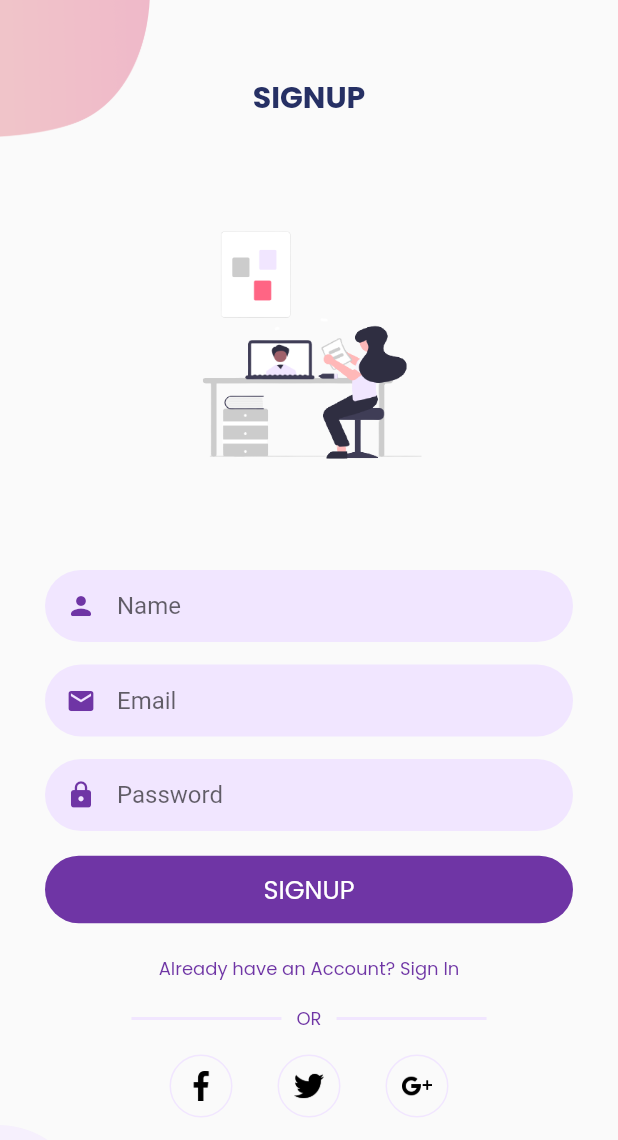
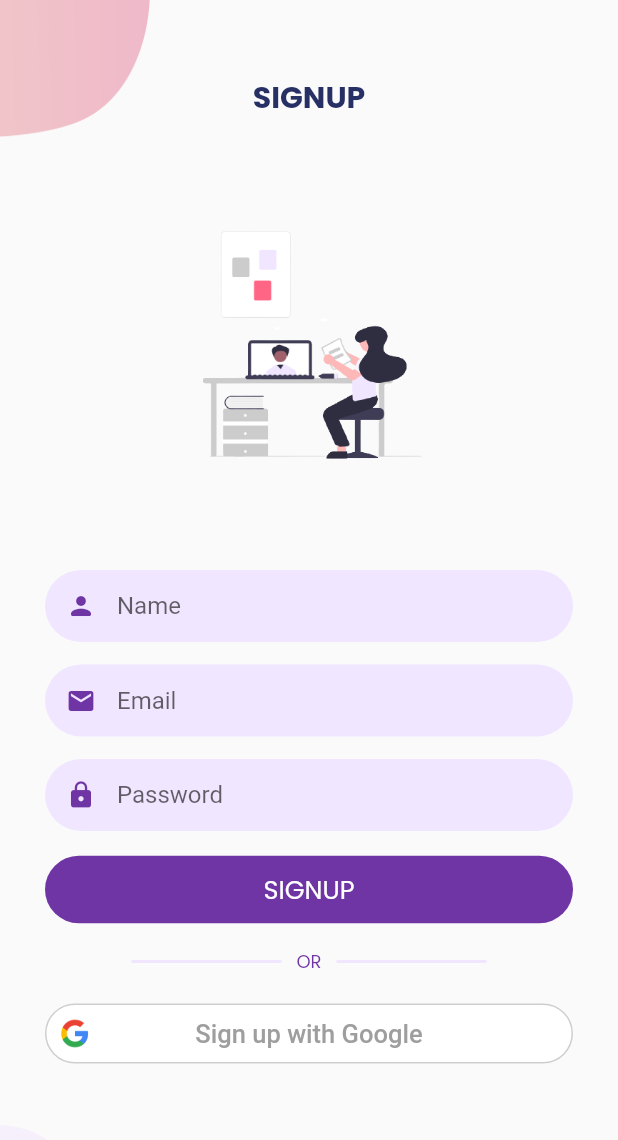
Before and after one commit to saaheerpurav/school-management, a Flutter app: the SignupScreen screen opened by its route, on a phone screen of 412 x 824 dp. Shown: the top 1140 px of the screen. Run offline on Flutter 3.47's test engine with Material 2 defaults, Android fonts, the phone set to English and light mode, and no system bars; our stand-ins replace cloud_firestore, firebase_auth, firebase_core, firebase_storage, google_sign_in, image_picker; accounts and stored records are empty; network calls fail.

Commit message:
Added Google Sign-In

```diff
--- a/lib/screens/signup_screen/signupScreen.dart
+++ b/lib/screens/signup_screen/signupScreen.dart
@@ -1,12 +1,20 @@
 import 'package:flutter/material.dart';
 import 'package:school_management/screens/login_screen/components/rounded_input.dart';
 import 'package:school_management/screens/login_screen/components/rounded_button.dart';
-import 'package:school_management/screens/signup_screen/components/icon_button.dart';
 
 import 'package:cloud_firestore/cloud_firestore.dart';
 import 'package:firebase_auth/firebase_auth.dart';
+import 'package:firebase_storage/firebase_storage.dart';
+import 'package:google_sign_in/google_sign_in.dart';
 
 import 'package:school_management/functions.dart';
+
+GoogleSignIn _googleSignIn = GoogleSignIn(
+  scopes: <String>[
+    'email',
+    'https://www.googleapis.com/auth/contacts.readonly',
+  ],
+);
 
 class SignupScreen extends StatefulWidget {
   @override
@@ -24,11 +32,7 @@ class _SignupScreenState extends State<SignupScreen> {
 
   @override
   Widget build(BuildContext context) {
-    Function signUp = () async {
-      try {
-        await FirebaseAuth.instance
-            .createUserWithEmailAndPassword(email: email, password: password)
-            .then((_) {
+    Function createAccount = () async {
       users
           .add({
             'name': name,
@@ -38,7 +42,7 @@ class _SignupScreenState extends State<SignupScreen> {
             showAlert(
               context,
               "Success",
-                  "User added successfully!",
+              "Successfully Signed Up!",
               () {
                 Navigator.of(context).pop();
                 Navigator.of(context).pushNamed('/main');
@@ -46,6 +50,32 @@ class _SignupScreenState extends State<SignupScreen> {
             ),
           )
           .catchError((error) => print("Failed to add user: $error"));
+    };
+
+    Future signInWithGoogle() async {
+      //_googleSignIn.signOut();
+      final GoogleSignInAccount googleUser = await _googleSignIn.signIn();
+      final GoogleSignInAuthentication googleAuth =
+      await googleUser.authentication;
+      final credential = GoogleAuthProvider.credential(
+        accessToken: googleAuth.accessToken,
+        idToken: googleAuth.idToken,
+      );
+
+      UserCredential user = await FirebaseAuth.instance.signInWithCredential(credential);
+      setState(() {
+        email = user.user.email;
+        name = user.user.displayName;
+      });
+      createAccount();
+    }
+
+    Future signUpWithEmailPassword() async {
+      try {
+        await FirebaseAuth.instance
+            .createUserWithEmailAndPassword(email: email, password: password)
+            .then((_) {
+          createAccount();
         });
       } on FirebaseAuthException catch (e) {
         showAlert(context, "Error", e.message, () {
@@ -54,7 +84,7 @@ class _SignupScreenState extends State<SignupScreen> {
       } catch (e) {
         debugPrint(e);
       }
-    };
+    }
 
     return Scaffold(
       body: Stack(
@@ -113,20 +143,8 @@ class _SignupScreenState extends State<SignupScreen> {
                 });
               }),
               SizedBox(height: 15),
-              roundedButton("SIGNUP", context, signUp, Color(0xFF6F35A5)),
-              SizedBox(height: 20),
-              Center(
-                child: Text(
-                  "Already have an Account? Sign In",
-                  style: TextStyle(
-                    decoration: TextDecoration.none,
-                    fontSize: 12,
-                    fontFamily: 'Poppins',
-                    fontWeight: FontWeight.w400,
-                    color: Color(0xFF6F35A5),
-                  ),
-                ),
-              ),
+              roundedButton("SIGNUP", context, signUpWithEmailPassword,
+                  Color(0xFF6F35A5)),
               SizedBox(height: 15),
               Row(
                 mainAxisAlignment: MainAxisAlignment.center,
@@ -158,17 +176,50 @@ class _SignupScreenState extends State<SignupScreen> {
                 ],
               ),
               SizedBox(height: 15),
-              Row(
-                mainAxisAlignment: MainAxisAlignment.center,
-                children: <Widget>[
-                  Spacer(),
-                  iconButton('images/facebook.png'),
-                  SizedBox(width: 30),
-                  iconButton('images/twitter.png'),
-                  SizedBox(width: 30),
-                  iconButton('images/google-plus.png'),
-                  Spacer(),
+              Center(
+                child: Container(
+                  width: double.infinity,
+                  margin: EdgeInsets.symmetric(horizontal: 30),
+                  child: TextButton(
+                    onPressed: signInWithGoogle,
+                    style: TextButton.styleFrom(
+                      backgroundColor: Colors.white,
+                      padding:
+                          EdgeInsets.symmetric(vertical: 10, horizontal: 10),
+                      shape: RoundedRectangleBorder(
+                          side: BorderSide(
+                            color: Colors.grey.withOpacity(0.5),
+                            width: 1,
+                          ),
+                          borderRadius: BorderRadius.circular(50)),
+                    ),
+                    child: Container(
+                      width: double.infinity,
+                      child: Stack(
+                        children: [
+                          Positioned(
+                            left: 0,
+                            child: Image.asset(
+                              'images/google.png',
+                              width: 20,
+                            ),
+                          ),
+                          Center(
+                            child: Text(
+                              "Sign up with Google",
+                              textAlign: TextAlign.center,
+                              style: TextStyle(
+                                decoration: TextDecoration.none,
+                                fontSize: 17,
+                                color: Colors.grey,
+                              ),
+                            ),
+                          ),
                         ],
+                      ),
+                    ),
+                  ),
+                ),
               ),
               SizedBox(height: 15),
             ],
--- a/pubspec.yaml
+++ b/pubspec.yaml
@@ -30,6 +30,7 @@ dependencies:
   cloud_firestore: ^1.0.7
   firebase_storage: ^8.0.5
   image_picker: ^0.7.4
+  google_sign_in: ^5.0.2
 
 dev_dependencies:
   flutter_test:
@@ -51,6 +52,7 @@ flutter:
     - images/facebook.png
     - images/twitter.png
     - images/google-plus.png
+    - images/google.png
     - images/badges/best_teacher.png
     - images/badges/star_teacher.png
 
```
Also changed, not shown: lib/screens/home_screen/homeScreen.dart (+15 -12 lines), lib/screens/profile_screen/profileScreen.dart (+10 -7 lines), images/google.png (added), pubspec.lock, 2 other files. Lines whose indentation alone changed are shown as unchanged.
